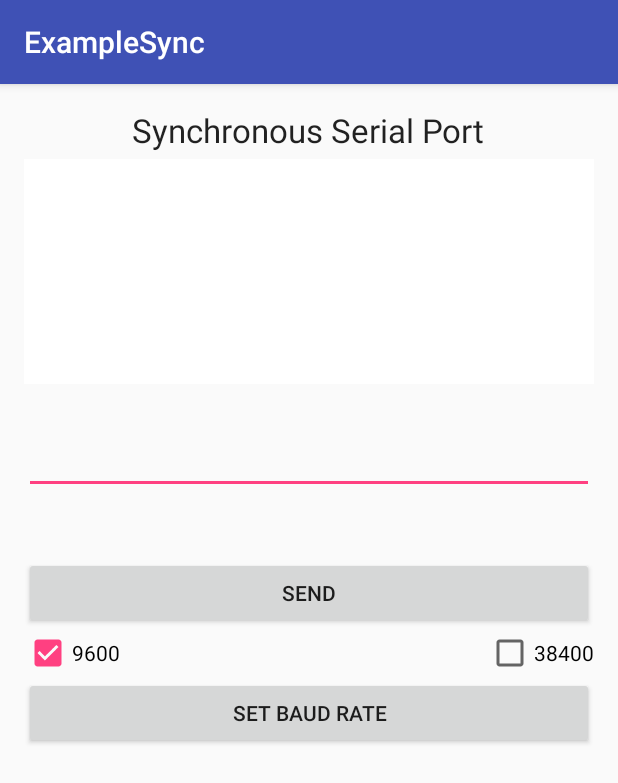
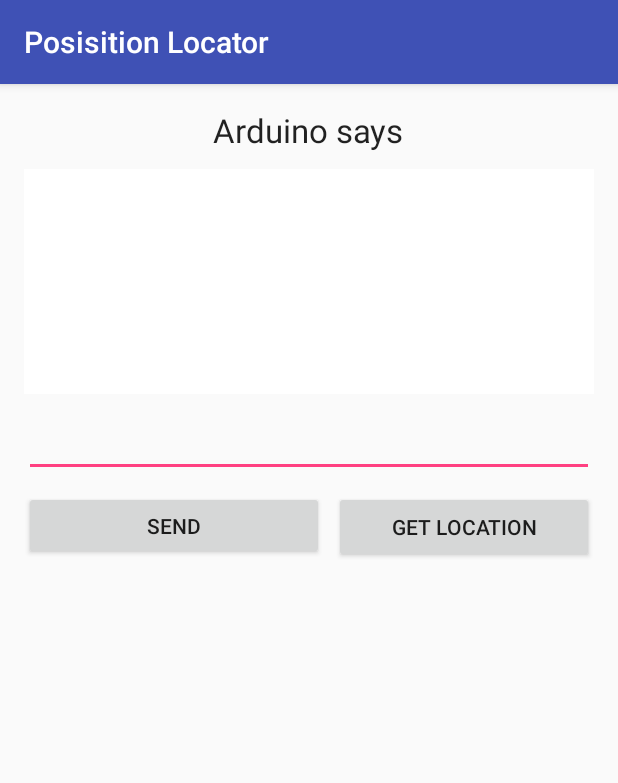
Before and after one commit to lucassusanto/android-triangulation, an Android app: the screen it shows after launch (MainActivity), on a phone screen of 412 x 824 dp. Shown: the top 783 px of the screen. Run offline under Robolectric (Android 15) with nearby library versions, the phone set to English and light mode, and no system bars; 6 statements that could not run were skipped.

Commit message:
initial add location service

```diff
--- a/examplesync/build.gradle
+++ b/examplesync/build.gradle
@@ -6,7 +6,7 @@ android {
 
     defaultConfig {
         applicationId "com.felhr.serialportexamplesync"
-        minSdkVersion Integer.parseInt(project.ANDROID_BUILD_MIN_SDK_VERSION)
+        minSdkVersion 14
         targetSdkVersion Integer.parseInt(project.ANDROID_BUILD_TARGET_SDK_VERSION)
         versionName project.VERSION_NAME
         versionCode Integer.parseInt(project.VERSION_CODE)
@@ -25,6 +25,7 @@ dependencies {
     implementation 'com.android.support:design:23.1.1'
 
     implementation 'com.android.support:support-annotations:28.0.0'
+    implementation 'com.google.android.gms:play-services-location:15.0.1'
 
     androidTestImplementation 'com.android.support.test:runner:1.0.2'
     androidTestImplementation 'com.android.support.test.espresso:espresso-core:3.0.2'
--- a/examplesync/src/main/AndroidManifest.xml
+++ b/examplesync/src/main/AndroidManifest.xml
@@ -1,5 +1,7 @@
 <manifest package="com.felhr.serialportexamplesync"
           xmlns:android="http://schemas.android.com/apk/res/android">
+    <uses-permission android:name="android.permission.ACCESS_COARSE_LOCATION"/>
+    <uses-permission android:name="android.permission.ACCESS_FINE_LOCATION"/>
 
     <uses-feature android:name="android.hardware.usb.host"
                   android:required="true"/>
--- a/examplesync/src/main/java/com/felhr/serialportexamplesync/LocationService.java
+++ b/examplesync/src/main/java/com/felhr/serialportexamplesync/LocationService.java
@@ -1,4 +1,4 @@
-package com.example.lucas.location;
+package com.felhr.serialportexamplesync;
 
 import android.app.Activity;
 import android.location.Location;
--- a/examplesync/src/main/java/com/felhr/serialportexamplesync/MainActivity.java
+++ b/examplesync/src/main/java/com/felhr/serialportexamplesync/MainActivity.java
@@ -6,6 +6,7 @@ import android.content.Context;
 import android.content.Intent;
 import android.content.IntentFilter;
 import android.content.ServiceConnection;
+import android.location.Location;
 import android.os.Bundle;
 import android.os.Handler;
 import android.os.IBinder;
@@ -13,47 +14,103 @@ import android.os.Message;
 import android.support.v7.app.AppCompatActivity;
 import android.view.View;
 import android.widget.Button;
-import android.widget.CheckBox;
-import android.widget.CompoundButton;
 import android.widget.EditText;
 import android.widget.TextView;
 import android.widget.Toast;
+
+import com.google.android.gms.location.LocationCallback;
+import com.google.android.gms.location.LocationResult;
 
 import java.lang.ref.WeakReference;
 import java.util.Set;
 
 public class MainActivity extends AppCompatActivity {
+    private UsbService usbService;
+    private LocationService locationService;
+    private LocationCallback mLocationCallback;
+
+    private TextView display;
+    private EditText editText;
+    private MyHandler mHandler;
+
+    @Override
+    protected void onCreate(Bundle savedInstanceState) {
+        super.onCreate(savedInstanceState);
+        setContentView(R.layout.activity_main);
+
+        mHandler = new MyHandler(this);
+
+        display = (TextView) findViewById(R.id.textView1);
+        editText = (EditText) findViewById(R.id.editText1);
+        Button sendButton = (Button) findViewById(R.id.buttonSend);
+
+        sendButton.setOnClickListener(new View.OnClickListener() {
+            @Override
+            public void onClick(View v) {
+                if (!editText.getText().toString().equals("")) {
+                    String data = editText.getText().toString();
+                    if (usbService != null) {
+                        usbService.write(data.getBytes());
+                        display.append(">" + data + "\n");
+                        editText.setText("");
+                    }
+                }
+            }
+        });
+
+        locationService = new LocationService(this, 3000);
+        locationService.resume();
+        /*
+        mLocationCallback = new LocationCallback() {
+            @Override
+            public void onLocationResult(LocationResult locationResult) {
+                if (locationResult == null) {
+                    return;
+                }
+                for (Location location : locationResult.getLocations()) {
+                    String data = "SP " + String.valueOf(location.getLatitude()) + " " + String.valueOf(location.getLongitude()) + ";";
+                    if (usbService != null) {
+                        usbService.write(data.getBytes());
+                        display.append(">" + data + "\n");
+                    }
+                }
+            };
+        };
+        */
+    }
+
+    @Override
+    public void onResume() {
+        super.onResume();
+        setFilters();
+        startService(UsbService.class, usbConnection, null);
+        locationService.resume();
+    }
+
+    @Override
+    public void onPause() {
+        super.onPause();
+        unregisterReceiver(mUsbReceiver);
+        unbindService(usbConnection);
+        locationService.pause();
+    }
 
     /*
-     * Notifications from UsbService will be received here.
+     * LOCATION SERVICE
      */
-    private final BroadcastReceiver mUsbReceiver = new BroadcastReceiver() {
-        @Override
-        public void onReceive(Context context, Intent intent) {
-            switch (intent.getAction()) {
-                case UsbService.ACTION_USB_PERMISSION_GRANTED: // USB PERMISSION GRANTED
-                    Toast.makeText(context, "USB Ready", Toast.LENGTH_SHORT).show();
-                    break;
-                case UsbService.ACTION_USB_PERMISSION_NOT_GRANTED: // USB PERMISSION NOT GRANTED
-                    Toast.makeText(context, "USB Permission not granted", Toast.LENGTH_SHORT).show();
-                    break;
-                case UsbService.ACTION_NO_USB: // NO USB CONNECTED
-                    Toast.makeText(context, "No USB connected", Toast.LENGTH_SHORT).show();
-                    break;
-                case UsbService.ACTION_USB_DISCONNECTED: // USB DISCONNECTED
-                    Toast.makeText(context, "USB disconnected", Toast.LENGTH_SHORT).show();
-                    break;
-                case UsbService.ACTION_USB_NOT_SUPPORTED: // USB NOT SUPPORTED
-                    Toast.makeText(context, "USB device not supported", Toast.LENGTH_SHORT).show();
-                    break;
-            }
+    public void getLocation(View view) {
+        String data = "SP " + String.valueOf(locationService.getLatitude()) + " "
+                            + String.valueOf(locationService.getLongitude()) + ";";
+
+        if (usbService != null) {
+            usbService.write(data.getBytes());
+            display.append(">" + data + "\n");
         }
-    };
-    private UsbService usbService;
-    private TextView display;
-    private EditText editText;
-    private CheckBox box9600, box38400;
-    private MyHandler mHandler;
+    }
+
+    /*
+     * USB SERIAL DRIVER
+     */
     private final ServiceConnection usbConnection = new ServiceConnection() {
         @Override
         public void onServiceConnected(ComponentName arg0, IBinder arg1) {
@@ -66,76 +123,6 @@ public class MainActivity extends AppCompatActivity {
             usbService = null;
         }
     };
-
-    @Override
-    protected void onCreate(Bundle savedInstanceState) {
-        super.onCreate(savedInstanceState);
-        setContentView(R.layout.activity_main);
-
-        mHandler = new MyHandler(this);
-
-        display = (TextView) findViewById(R.id.textView1);
-        editText = (EditText) findViewById(R.id.editText1);
-        Button sendButton = (Button) findViewById(R.id.buttonSend);
-        sendButton.setOnClickListener(new View.OnClickListener() {
-            @Override
-            public void onClick(View v) {
-                if (!editText.getText().toString().equals("")) {
-                    String data = editText.getText().toString();
-                    if (usbService != null) { // if UsbService was correctly binded, Send data
-                        usbService.write(data.getBytes());
-                    }
-                }
-            }
-        });
-
-        box9600 = (CheckBox) findViewById(R.id.checkBox);
-        box9600.setOnCheckedChangeListener(new CompoundButton.OnCheckedChangeListener() {
-            @Override
-            public void onCheckedChanged(CompoundButton buttonView, boolean isChecked) {
-                if(box9600.isChecked())
-                    box38400.setChecked(false);
-                else
-                    box38400.setChecked(true);
-            }
-        });
-
-        box38400 = (CheckBox) findViewById(R.id.checkBox2);
-        box38400.setOnCheckedChangeListener(new CompoundButton.OnCheckedChangeListener() {
-            @Override
-            public void onCheckedChanged(CompoundButton buttonView, boolean isChecked) {
-                if(box38400.isChecked())
-                    box9600.setChecked(false);
-                else
-                    box9600.setChecked(true);
-            }
-        });
-
-        Button baudrateButton = (Button) findViewById(R.id.buttonBaudrate);
-        baudrateButton.setOnClickListener(new View.OnClickListener() {
-            @Override
-            public void onClick(View v) {
-                if(box9600.isChecked())
-                    usbService.changeBaudRate(9600);
-                else
-                    usbService.changeBaudRate(38400);
-            }
-        });
-    }
-
-    @Override
-    public void onResume() {
-        super.onResume();
-        setFilters();  // Start listening notifications from UsbService
-        startService(UsbService.class, usbConnection, null); // Start UsbService(if it was not started before) and Bind it
-    }
-
-    @Override
-    public void onPause() {
-        super.onPause();
-        unregisterReceiver(mUsbReceiver);
-        unbindService(usbConnection);
-    }
 
     private void startService(Class<?> service, ServiceConnection serviceConnection, Bundle extras) {
         if (!UsbService.SERVICE_CONNECTED) {
@@ -162,6 +149,32 @@ public class MainActivity extends AppCompatActivity {
         filter.addAction(UsbService.ACTION_USB_PERMISSION_NOT_GRANTED);
         registerReceiver(mUsbReceiver, filter);
     }
+
+    /*
+     * Notifications from UsbService will be received here.
+     */
+    private final BroadcastReceiver mUsbReceiver = new BroadcastReceiver() {
+        @Override
+        public void onReceive(Context context, Intent intent) {
+            switch (intent.getAction()) {
+                case UsbService.ACTION_USB_PERMISSION_GRANTED: // USB PERMISSION GRANTED
+                    display.append("USB Ready\n");
+                    break;
+                case UsbService.ACTION_USB_PERMISSION_NOT_GRANTED: // USB PERMISSION NOT GRANTED
+                    display.append("USB Permission not granted\n");
+                    break;
+                case UsbService.ACTION_NO_USB: // NO USB CONNECTED
+                    display.append("No USB connected\n");
+                    break;
+                case UsbService.ACTION_USB_DISCONNECTED: // USB DISCONNECTED
+                    display.append("USB disconnected\n");
+                    break;
+                case UsbService.ACTION_USB_NOT_SUPPORTED: // USB NOT SUPPORTED
+                    display.append("USB device not supported\n");
+                    break;
+            }
+        }
+    };
 
     /*
      * This handler will be passed to UsbService. Data received from serial port is displayed through this handler
--- a/examplesync/src/main/res/layout/activity_main.xml
+++ b/examplesync/src/main/res/layout/activity_main.xml
@@ -14,69 +14,58 @@
         android:layout_height="wrap_content"
         android:layout_alignParentTop="true"
         android:layout_centerHorizontal="true"
+        android:layout_marginTop="0dp"
         android:text="@string/serial_port"
-        android:textAppearance="?android:attr/textAppearanceLarge"/>
+        android:textAppearance="?android:attr/textAppearanceLarge" />
 
     <TextView
         android:id="@+id/textView1"
         android:layout_width="match_parent"
         android:layout_height="150dp"
+        android:layout_below="@+id/textViewTitle"
         android:layout_centerHorizontal="true"
-        android:layout_marginTop="34dp"
+        android:layout_marginTop="11dp"
         android:background="#FFFFFF"
-        android:scrollbars="vertical"
-        android:gravity="bottom" />
+        android:gravity="bottom"
+        android:scrollbars="vertical" />
 
     <EditText
         android:id="@+id/editText1"
         android:layout_width="wrap_content"
         android:layout_height="wrap_content"
+        android:layout_below="@+id/textView1"
         android:layout_alignLeft="@+id/textView1"
         android:layout_alignRight="@+id/textView1"
-        android:layout_below="@+id/textView1"
-        android:layout_marginTop="28dp"
+        android:layout_marginLeft="0dp"
+        android:layout_marginTop="10dp"
+        android:layout_marginRight="0dp"
         android:ems="10">
 
-        <requestFocus/>
+        <requestFocus />
     </EditText>
 
     <Button
         android:id="@+id/buttonSend"
-        android:layout_width="wrap_content"
-        android:layout_height="wrap_content"
+        android:layout_width="172dp"
+        android:layout_height="46dp"
+        android:layout_below="@+id/editText1"
         android:layout_alignLeft="@+id/editText1"
         android:layout_alignRight="@+id/editText1"
-        android:layout_below="@+id/editText1"
-        android:layout_marginTop="42dp"
-        android:text="Send"/>
-
-    <CheckBox
-        android:layout_width="wrap_content"
-        android:layout_height="wrap_content"
-        android:text="9600"
-        android:id="@+id/checkBox"
-        android:checked="true"
-        android:layout_alignParentLeft="true"
-        android:layout_alignParentStart="true"
-        android:layout_below="@+id/buttonSend"/>
-
-    <CheckBox
-        android:layout_width="wrap_content"
-        android:layout_height="wrap_content"
-        android:text="38400"
-        android:id="@+id/checkBox2"
-        android:layout_alignParentRight="true"
-        android:layout_alignParentEnd="true"
-        android:layout_below="@+id/buttonSend"/>
+        android:layout_marginLeft="0dp"
+        android:layout_marginTop="9dp"
+        android:layout_marginRight="180dp"
+        android:text="Send" />
 
     <Button
-        android:layout_width="wrap_content"
+        android:id="@+id/btnGetLocation"
+        android:layout_width="173dp"
         android:layout_height="wrap_content"
-        android:text="Set baud rate"
-        android:id="@+id/buttonBaudrate"
-        android:layout_below="@+id/checkBox"
-        android:layout_alignRight="@+id/checkBox2"
-        android:layout_alignEnd="@+id/checkBox2"
-        android:layout_alignParentLeft="true"
-        android:layout_alignParentStart="true"/>
+        android:layout_alignTop="@+id/buttonSend"
+        android:layout_alignParentEnd="true"
+        android:layout_alignParentRight="true"
+        android:layout_marginEnd="0dp"
+        android:layout_marginRight="0dp"
+        android:onClick="getLocation"
+        android:text="Get Location" />
+
 </RelativeLayout>
--- a/examplesync/src/main/res/values/strings.xml
+++ b/examplesync/src/main/res/values/strings.xml
@@ -1,6 +1,6 @@
 <resources>
-    <string name="app_name">ExampleSync</string>
+    <string name="app_name">Posisition Locator</string>
     <string name="hello_world">Hello world!</string>
     <string name="action_settings">Settings</string>
-    <string name="serial_port">Synchronous Serial Port</string>
+    <string name="serial_port">Arduino says</string>
 </resources>
--- a/settings.gradle
+++ b/settings.gradle
@@ -1 +1 @@
-include ':usbserial', ':example', ':examplesync', ':examplestreams'
+include ':usbserial', ':examplesync'
```
Also changed, not shown: 2 other files.
